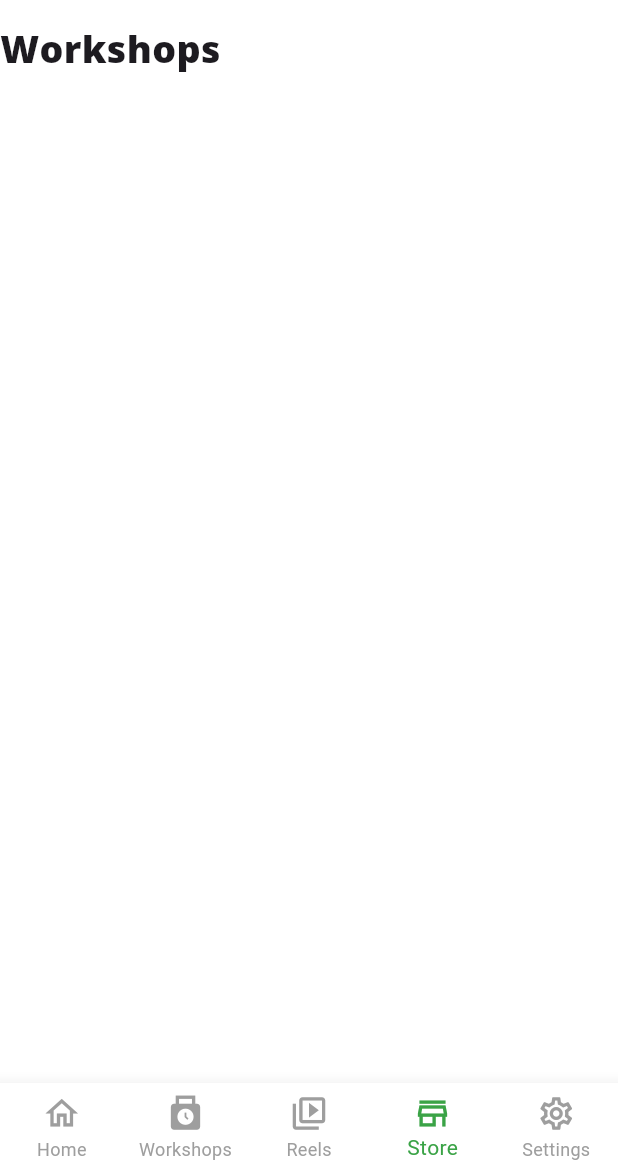
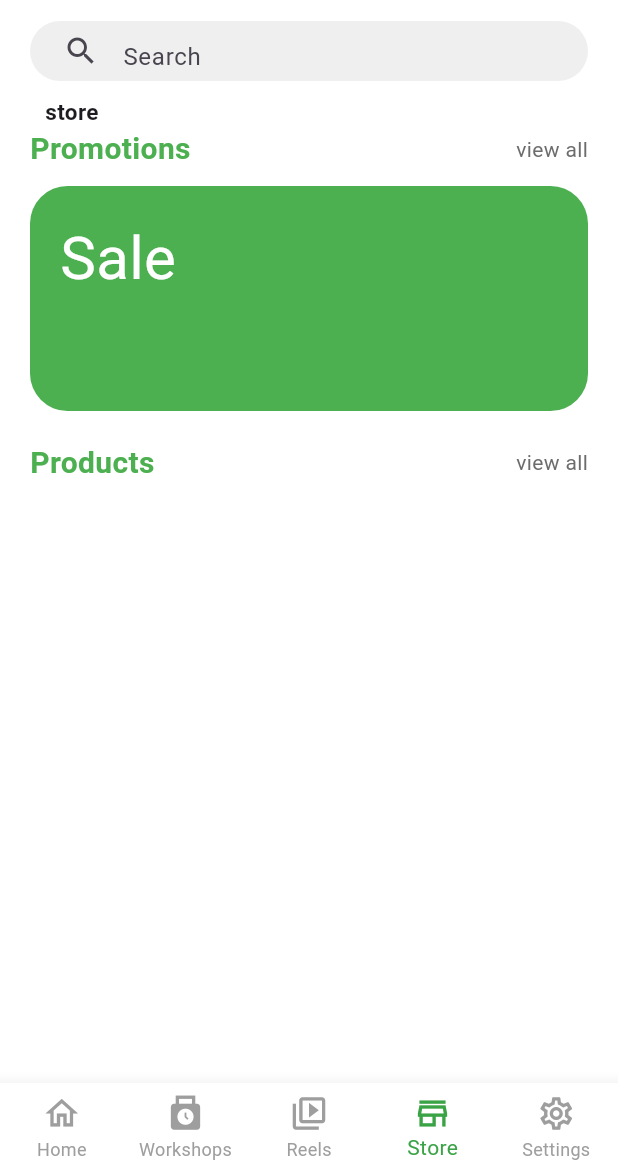
Before and after one commit to mohamedamineelabidi/myntriniw, a Flutter app: the StorePage screen opened directly, on a phone screen of 412 x 824 dp, the part 63-1236 px from its top. Run offline on Flutter 3.47's test engine with Material 3 defaults, Android fonts, the phone set to English and light mode, and no system bars; our stand-ins replace cached_network_image, cloud_firestore, firebase_auth, firebase_core, firebase_storage, google_fonts and 3 more; missing offline and left inert: firebase_app_check; accounts and stored records are empty.

Commit message:
constructing the store page
1- making the AppDoubleText widget
2- making MyPromotionsBox widget
3- making MySearchBar widget

doing 30% of the work in the store page

```diff
--- /dev/null
+++ b/lib/components/app_double_text.dart
@@ -0,0 +1,19 @@
+import 'package:flutter/material.dart';
+
+class AppDoubleText extends StatelessWidget {
+  const AppDoubleText({super.key,required this.bigText,required this.smallText});
+  final String bigText ;
+  final String smallText;
+
+  @override
+  Widget build(BuildContext context) {
+    return Row(
+      mainAxisAlignment: MainAxisAlignment.spaceBetween,
+
+      children: [
+        Text(bigText,style: TextStyle(fontSize: 20,fontWeight: FontWeight.bold,color: Colors.green),),
+        Text(smallText,style: TextStyle(fontWeight: FontWeight.w400,color: Color.fromARGB(255, 108, 108, 108)),)
+      ],
+    );
+  }
+}
--- /dev/null
+++ b/lib/components/my_promotions_box.dart
@@ -0,0 +1,21 @@
+import 'package:flutter/material.dart';
+
+class MyPromotionsBox extends StatelessWidget {
+  const MyPromotionsBox({super.key});
+
+  @override
+  Widget build(BuildContext context) {
+    return Container(
+      padding: EdgeInsets.all(20),
+      margin: EdgeInsets.symmetric(horizontal: 20),
+      height: 150,
+
+      decoration: BoxDecoration(
+        color: Colors.green,
+        borderRadius: BorderRadius.circular(25)
+
+      ),
+      child: const Text("Sale",style: TextStyle(fontSize: 40,color: Colors.white),),
+          );
+  }
+}
--- /dev/null
+++ b/lib/components/my_search_bar.dart
@@ -0,0 +1,27 @@
+import 'package:flutter/material.dart';
+
+class MySearchBar extends StatelessWidget {
+  const MySearchBar({super.key});
+
+  @override
+  Widget build(BuildContext context) {
+    return Container(
+      padding:  EdgeInsets.symmetric(horizontal: 10),
+      margin: EdgeInsets.symmetric(horizontal: 20),
+      height: 40,
+      decoration: BoxDecoration(
+        borderRadius: BorderRadius.circular(25),
+        color: Color.fromARGB(201, 235, 235, 235),
+
+      ),
+      child: TextField(
+        decoration: InputDecoration(
+          hintText: 'Search',
+          prefixIcon: Icon(Icons.search),
+          border:InputBorder.none,
+
+        ),
+        )
+       );
+  }
+}
--- a/lib/pages/store_page.dart
+++ b/lib/pages/store_page.dart
@@ -1,7 +1,10 @@
 import 'package:flutter/material.dart';
 import 'package:google_fonts/google_fonts.dart';
+import 'package:ntrriniw_v0/components/app_double_text.dart';
 import 'package:ntrriniw_v0/components/my_app_bar.dart';
 import 'package:ntrriniw_v0/components/my_nav_bar.dart';
+import 'package:ntrriniw_v0/components/my_promotions_box.dart';
+import 'package:ntrriniw_v0/components/my_search_bar.dart';
 
 class StorePage extends StatefulWidget {
   const StorePage({super.key});
@@ -15,17 +18,46 @@ class _StorePageState extends State<StorePage> {
   Widget build(BuildContext context) {
     return Scaffold(
         backgroundColor: Colors.white,
-        appBar: MyAppBar(),
-        body: Column(
-          mainAxisAlignment: MainAxisAlignment.spaceBetween,
+        appBar: const MyAppBar(),
+        body:ListView(
+
           children: [
-            Text(
-              "Workshops",
-              style: GoogleFonts.openSans(
-                  fontSize: 25, fontWeight: FontWeight.w800),
-            )
-          ],
-        ),
+            MySearchBar(),
+            SizedBox(height: 10,),
+            Container(
+              padding: const EdgeInsets.symmetric(horizontal: 30),
+              child: const Text('store',style: TextStyle(fontSize: 15,fontWeight: FontWeight.w700),),),
+              Container(
+                padding: EdgeInsets.symmetric(horizontal: 20),
+                child: AppDoubleText(bigText: "Promotions",smallText: "view all",),
+              ),
+              SizedBox(height: 10,),
+              MyPromotionsBox(),
+              SizedBox(height: 10,),
+              Container(
+                padding: EdgeInsets.symmetric(horizontal: 20),
+                child: Row(
+                  mainAxisAlignment: MainAxisAlignment.spaceBetween,
+                  children: [
+                    Container(
+                      width: 100,
+                      decoration: BoxDecoration(color: Colors.green,borderRadius: BorderRadius.circular(25)),
+
+                    )
+                  ],
+                ),
+              ),
+
+              SizedBox(height: 10,),
+
+              Container(
+                padding: EdgeInsets.symmetric(horizontal: 20),
+                child: AppDoubleText(bigText: "Products",smallText: 'view all',),
+              )
+          ],),
+
+
+
         bottomNavigationBar: const MyNavBar(selectedIndex: 3));
   }
 }
```
